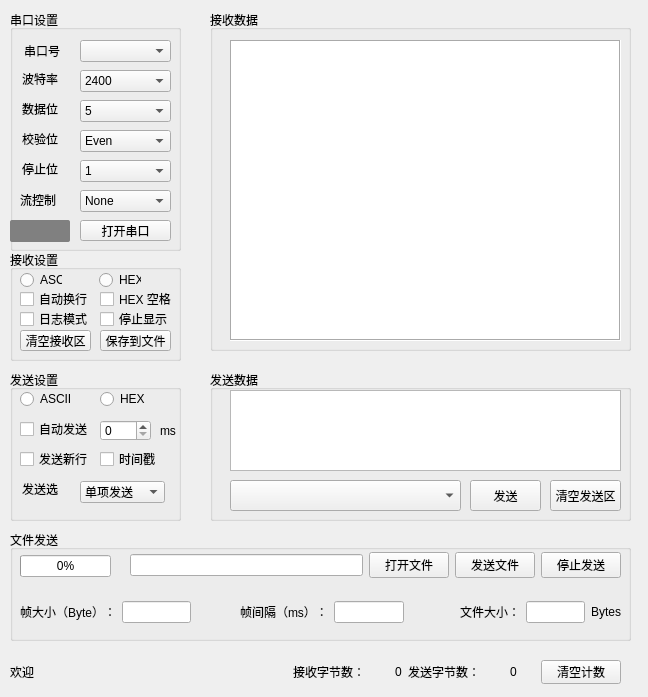
Old version of the form widget.ui in the repository zoufudun/SerialPort.
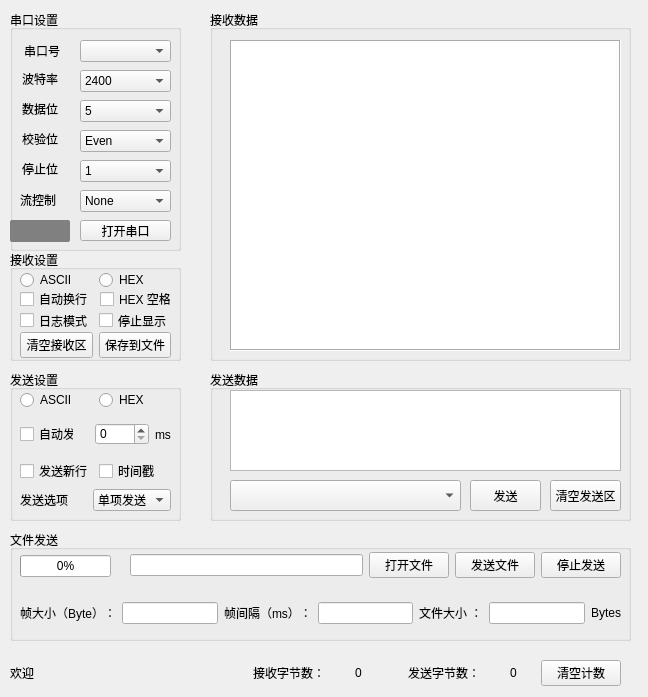
New version of the form. Icons and pictures are not drawn.

Commit message: 修复了端口列表下拉显示不全的问题

```diff
--- a/widget.ui
+++ b/widget.ui
@@ -339,70 +339,70 @@
    <property name="title">
     <string>接收设置</string>
    </property>
+   <widget class="QCheckBox" name="checkBoxHexSpace">
+    <property name="geometry">
+     <rect>
+      <x>90</x>
+      <y>40</y>
+      <width>71</width>
+      <height>18</height>
+     </rect>
+    </property>
+    <property name="text">
+     <string>HEX 空格</string>
+    </property>
+   </widget>
+   <widget class="QWidget" name="layoutWidget">
+    <property name="geometry">
+     <rect>
+      <x>10</x>
+      <y>60</y>
+      <width>151</width>
+      <height>21</height>
+     </rect>
+    </property>
+    <layout class="QHBoxLayout" name="horizontalLayout_22">
+     <item>
    <widget class="QCheckBox" name="checkBoxShowTime">
-    <property name="geometry">
-     <rect>
-      <x>10</x>
-      <y>60</y>
-      <width>81</width>
-      <height>18</height>
-     </rect>
-    </property>
     <property name="text">
      <string>日志模式</string>
     </property>
    </widget>
+     </item>
+     <item>
+      <widget class="QCheckBox" name="checkBoxStop">
+       <property name="text">
+        <string>停止显示</string>
+       </property>
+      </widget>
+     </item>
+    </layout>
+   </widget>
+   <widget class="QWidget" name="layoutWidget">
+    <property name="geometry">
+     <rect>
+      <x>10</x>
+      <y>80</y>
+      <width>151</width>
+      <height>31</height>
+     </rect>
+    </property>
+    <layout class="QHBoxLayout" name="horizontalLayout_23">
+     <item>
    <widget class="QPushButton" name="pushButtonClrRec">
-    <property name="geometry">
-     <rect>
-      <x>10</x>
-      <y>80</y>
-      <width>71</width>
-      <height>21</height>
-     </rect>
-    </property>
     <property name="text">
      <string>清空接收区</string>
     </property>
    </widget>
+     </item>
+     <item>
    <widget class="QPushButton" name="pushButtonSaveFile">
-    <property name="geometry">
-     <rect>
-      <x>90</x>
-      <y>80</y>
-      <width>71</width>
-      <height>21</height>
-     </rect>
-    </property>
     <property name="text">
      <string>保存到文件</string>
     </property>
    </widget>
-   <widget class="QCheckBox" name="checkBoxHexSpace">
-    <property name="geometry">
-     <rect>
-      <x>90</x>
-      <y>40</y>
-      <width>81</width>
-      <height>18</height>
-     </rect>
-    </property>
-    <property name="text">
-     <string>HEX 空格</string>
-    </property>
-   </widget>
-   <widget class="QCheckBox" name="checkBoxStop">
-    <property name="geometry">
-     <rect>
-      <x>90</x>
-      <y>60</y>
-      <width>81</width>
-      <height>18</height>
-     </rect>
-    </property>
-    <property name="text">
-     <string>停止显示</string>
-    </property>
+     </item>
+    </layout>
    </widget>
   </widget>
   <widget class="QTextEdit" name="textEditRecv">
@@ -411,7 +411,7 @@
      <x>230</x>
      <y>40</y>
      <width>391</width>
-     <height>301</height>
+     <height>311</height>
     </rect>
    </property>
    <property name="tabletTracking">
@@ -462,7 +462,7 @@
      <x>210</x>
      <y>10</y>
      <width>421</width>
-     <height>341</height>
+     <height>351</height>
     </rect>
    </property>
    <property name="title">
@@ -530,119 +530,95 @@
    <property name="title">
     <string>发送设置</string>
    </property>
+   <widget class="QWidget" name="layoutWidget">
+    <property name="geometry">
+     <rect>
+      <x>10</x>
+      <y>20</y>
+      <width>151</width>
+      <height>121</height>
+     </rect>
+    </property>
+    <layout class="QVBoxLayout" name="verticalLayout">
+     <item>
+      <layout class="QHBoxLayout" name="horizontalLayout_15">
+       <item>
+        <widget class="QRadioButton" name="radioButtonTxASCII">
+         <property name="text">
+          <string>ASCII</string>
+         </property>
+        </widget>
+       </item>
+       <item>
+        <widget class="QRadioButton" name="radioButtonTxHex">
+         <property name="text">
+          <string>HEX</string>
+         </property>
+        </widget>
+       </item>
+      </layout>
+     </item>
+     <item>
+      <layout class="QHBoxLayout" name="horizontalLayout_17">
+       <item>
+        <layout class="QHBoxLayout" name="horizontalLayout_16">
+         <property name="spacing">
+          <number>21</number>
+         </property>
+         <item>
+          <widget class="QCheckBox" name="checkBoxRepeatTx">
+           <property name="text">
+            <string>自动发送</string>
+           </property>
+          </widget>
+         </item>
+         <item>
    <widget class="QSpinBox" name="spinBoxTime">
-    <property name="geometry">
-     <rect>
-      <x>90</x>
-      <y>50</y>
-      <width>51</width>
-      <height>21</height>
-     </rect>
-    </property>
     <property name="maximum">
      <number>10000</number>
     </property>
    </widget>
-   <widget class="QRadioButton" name="radioButtonTxASCII">
-    <property name="geometry">
-     <rect>
-      <x>10</x>
-      <y>20</y>
-      <width>73</width>
-      <height>18</height>
-     </rect>
-    </property>
-    <property name="text">
-     <string>ASCII</string>
-    </property>
-   </widget>
-   <widget class="QRadioButton" name="radioButtonTxHex">
-    <property name="geometry">
-     <rect>
-      <x>90</x>
-      <y>20</y>
-      <width>73</width>
-      <height>18</height>
-     </rect>
-    </property>
-    <property name="text">
-     <string>HEX</string>
-    </property>
-   </widget>
+         </item>
+        </layout>
+       </item>
+       <item>
    <widget class="QLabel" name="label_7">
-    <property name="geometry">
-     <rect>
-      <x>150</x>
-      <y>50</y>
-      <width>16</width>
-      <height>21</height>
-     </rect>
-    </property>
     <property name="text">
      <string>ms</string>
     </property>
    </widget>
-   <widget class="QCheckBox" name="checkBoxRepeatTx">
-    <property name="geometry">
-     <rect>
-      <x>10</x>
-      <y>50</y>
-      <width>71</width>
-      <height>18</height>
-     </rect>
-    </property>
-    <property name="text">
-     <string>自动发送</string>
-    </property>
-   </widget>
+       </item>
+      </layout>
+     </item>
+     <item>
+      <layout class="QHBoxLayout" name="horizontalLayout_18">
+       <item>
    <widget class="QCheckBox" name="checkBoxTxNewLine">
-    <property name="geometry">
-     <rect>
-      <x>10</x>
-      <y>80</y>
-      <width>71</width>
-      <height>18</height>
-     </rect>
-    </property>
     <property name="text">
      <string>发送新行</string>
     </property>
    </widget>
+       </item>
+       <item>
    <widget class="QCheckBox" name="checkBoxShowTxTime">
-    <property name="geometry">
-     <rect>
-      <x>90</x>
-      <y>80</y>
-      <width>81</width>
-      <height>18</height>
-     </rect>
-    </property>
     <property name="text">
      <string>时间戳</string>
     </property>
    </widget>
+       </item>
+      </layout>
+     </item>
+     <item>
+      <layout class="QHBoxLayout" name="horizontalLayout_19">
+       <item>
    <widget class="QLabel" name="label_9">
-    <property name="geometry">
-     <rect>
-      <x>12</x>
-      <y>111</y>
-      <width>36</width>
-      <height>16</height>
-     </rect>
-    </property>
     <property name="text">
      <string>发送选项</string>
     </property>
    </widget>
+       </item>
+       <item>
    <widget class="QComboBox" name="comboBoxSendType">
-    <property name="geometry">
-     <rect>
-      <x>70</x>
-      <y>111</y>
-      <width>85</width>
-      <height>22</height>
-     </rect>
-    </property>
     <property name="minimumSize">
      <size>
       <width>63</width>
@@ -671,6 +647,11 @@
      </property>
     </item>
    </widget>
+       </item>
+      </layout>
+     </item>
+    </layout>
+   </widget>
   </widget>
   <widget class="QLabel" name="label_3">
    <property name="geometry">
@@ -729,13 +710,13 @@
     <rect>
      <x>20</x>
      <y>270</y>
-     <width>121</width>
-     <height>20</height>
+     <width>151</width>
+     <height>21</height>
     </rect>
    </property>
    <layout class="QHBoxLayout" name="horizontalLayout_3">
     <property name="spacing">
-     <number>37</number>
+     <number>6</number>
     </property>
     <item>
      <widget class="QRadioButton" name="radioButtonRecASCII">
@@ -841,44 +822,17 @@
      </item>
     </layout>
    </widget>
-   <widget class="QWidget" name="layoutWidget_2">
-    <property name="geometry">
-     <rect>
-      <x>450</x>
-      <y>70</y>
-      <width>161</width>
-      <height>24</height>
-     </rect>
-    </property>
-    <layout class="QHBoxLayout" name="horizontalLayout_13">
-     <item>
-      <widget class="QLabel" name="label_13">
-       <property name="text">
-        <string>文件大小：</string>
-       </property>
-      </widget>
-     </item>
-     <item>
-      <widget class="QLineEdit" name="lineEditFileSize"/>
-     </item>
-     <item>
-      <widget class="QLabel" name="label_12">
-       <property name="text">
-        <string>Bytes</string>
-       </property>
-      </widget>
-     </item>
-    </layout>
-   </widget>
    <widget class="QWidget" name="layoutWidget">
     <property name="geometry">
      <rect>
       <x>10</x>
       <y>70</y>
-      <width>171</width>
-      <height>24</height>
+      <width>601</width>
+      <height>26</height>
      </rect>
     </property>
+    <layout class="QHBoxLayout" name="horizontalLayout_14">
+     <item>
     <layout class="QHBoxLayout" name="horizontalLayout_11">
      <item>
       <widget class="QLabel" name="label_10">
@@ -891,16 +845,8 @@
       <widget class="QLineEdit" name="lineEditFrameLen"/>
      </item>
     </layout>
-   </widget>
-   <widget class="QWidget" name="layoutWidget">
-    <property name="geometry">
-     <rect>
-      <x>230</x>
-      <y>70</y>
-      <width>164</width>
-      <height>24</height>
-     </rect>
-    </property>
+     </item>
+     <item>
     <layout class="QHBoxLayout" name="horizontalLayout_12">
      <item>
       <widget class="QLabel" name="label_11">
@@ -913,6 +859,29 @@
       <widget class="QLineEdit" name="lineEditFrameGap"/>
      </item>
     </layout>
+     </item>
+     <item>
+      <layout class="QHBoxLayout" name="horizontalLayout_13">
+       <item>
+        <widget class="QLabel" name="label_13">
+         <property name="text">
+          <string>文件大小 ：</string>
+         </property>
+        </widget>
+       </item>
+       <item>
+        <widget class="QLineEdit" name="lineEditFileSize"/>
+       </item>
+       <item>
+        <widget class="QLabel" name="label_12">
+         <property name="text">
+          <string>Bytes</string>
+         </property>
+        </widget>
+       </item>
+      </layout>
+     </item>
+    </layout>
    </widget>
   </widget>
   <widget class="QWidget" name="layoutWidget">
@@ -921,7 +890,7 @@
      <x>10</x>
      <y>660</y>
      <width>611</width>
-     <height>24</height>
+     <height>26</height>
     </rect>
    </property>
    <layout class="QHBoxLayout" name="horizontalLayout_6">
@@ -976,6 +945,19 @@
           </item>
          </layout>
         </item>
+        <item>
+         <spacer name="horizontalSpacer_5">
+          <property name="orientation">
+           <enum>Qt::Horizontal</enum>
+          </property>
+          <property name="sizeHint" stdset="0">
+           <size>
+            <width>40</width>
+            <height>20</height>
+           </size>
+          </property>
+         </spacer>
+        </item>
         <item>
          <layout class="QHBoxLayout" name="horizontalLayout_2">
           <property name="spacing">
@@ -1023,6 +1005,138 @@
     </item>
    </layout>
   </widget>
+  <widget class="QWidget" name="layoutWidget">
+   <property name="geometry">
+    <rect>
+     <x>0</x>
+     <y>0</y>
+     <width>2</width>
+     <height>2</height>
+    </rect>
+   </property>
+   <layout class="QHBoxLayout" name="horizontalLayout_20"/>
+  </widget>
+  <widget class="QWidget" name="layoutWidget">
+   <property name="geometry">
+    <rect>
+     <x>0</x>
+     <y>0</y>
+     <width>2</width>
+     <height>2</height>
+    </rect>
+   </property>
+   <layout class="QHBoxLayout" name="horizontalLayout_21"/>
+  </widget>
+  <widget class="QWidget" name="layoutWidget">
+   <property name="geometry">
+    <rect>
+     <x>0</x>
+     <y>0</y>
+     <width>2</width>
+     <height>2</height>
+    </rect>
+   </property>
+   <layout class="QHBoxLayout" name="horizontalLayout_24"/>
+  </widget>
+  <widget class="QWidget" name="layoutWidget">
+   <property name="geometry">
+    <rect>
+     <x>0</x>
+     <y>0</y>
+     <width>2</width>
+     <height>2</height>
+    </rect>
+   </property>
+   <layout class="QHBoxLayout" name="horizontalLayout_25"/>
+  </widget>
+  <widget class="QWidget" name="layoutWidget">
+   <property name="geometry">
+    <rect>
+     <x>0</x>
+     <y>0</y>
+     <width>2</width>
+     <height>2</height>
+    </rect>
+   </property>
+   <layout class="QVBoxLayout" name="verticalLayout_3"/>
+  </widget>
+  <widget class="QWidget" name="layoutWidget">
+   <property name="geometry">
+    <rect>
+     <x>0</x>
+     <y>0</y>
+     <width>2</width>
+     <height>2</height>
+    </rect>
+   </property>
+   <layout class="QHBoxLayout" name="horizontalLayout_28"/>
+  </widget>
+  <widget class="QWidget" name="layoutWidget">
+   <property name="geometry">
+    <rect>
+     <x>0</x>
+     <y>0</y>
+     <width>2</width>
+     <height>2</height>
+    </rect>
+   </property>
+   <layout class="QHBoxLayout" name="horizontalLayout_29"/>
+  </widget>
+  <widget class="QWidget" name="layoutWidget">
+   <property name="geometry">
+    <rect>
+     <x>0</x>
+     <y>0</y>
+     <width>2</width>
+     <height>2</height>
+    </rect>
+   </property>
+   <layout class="QHBoxLayout" name="horizontalLayout_30"/>
+  </widget>
+  <widget class="QWidget" name="layoutWidget">
+   <property name="geometry">
+    <rect>
+     <x>0</x>
+     <y>0</y>
+     <width>2</width>
+     <height>2</height>
+    </rect>
+   </property>
+   <layout class="QHBoxLayout" name="horizontalLayout_31"/>
+  </widget>
+  <widget class="QWidget" name="layoutWidget">
+   <property name="geometry">
+    <rect>
+     <x>0</x>
+     <y>0</y>
+     <width>2</width>
+     <height>2</height>
+    </rect>
+   </property>
+   <layout class="QHBoxLayout" name="horizontalLayout_32"/>
+  </widget>
+  <widget class="QWidget" name="layoutWidget">
+   <property name="geometry">
+    <rect>
+     <x>0</x>
+     <y>0</y>
+     <width>2</width>
+     <height>2</height>
+    </rect>
+   </property>
+   <layout class="QHBoxLayout" name="horizontalLayout_33"/>
+  </widget>
+  <zorder>layoutWidget</zorder>
+  <zorder>layoutWidget</zorder>
+  <zorder>layoutWidget</zorder>
+  <zorder>layoutWidget</zorder>
+  <zorder>layoutWidget</zorder>
+  <zorder>layoutWidget</zorder>
+  <zorder>layoutWidget</zorder>
+  <zorder>layoutWidget</zorder>
+  <zorder>layoutWidget</zorder>
+  <zorder>layoutWidget</zorder>
+  <zorder>layoutWidget</zorder>
   <zorder>groupBox_5</zorder>
   <zorder>textEditSend</zorder>
   <zorder>groupBox_6</zorder>
```
Lines whose indentation alone changed are shown as unchanged. The commit also changes 1 other file.
